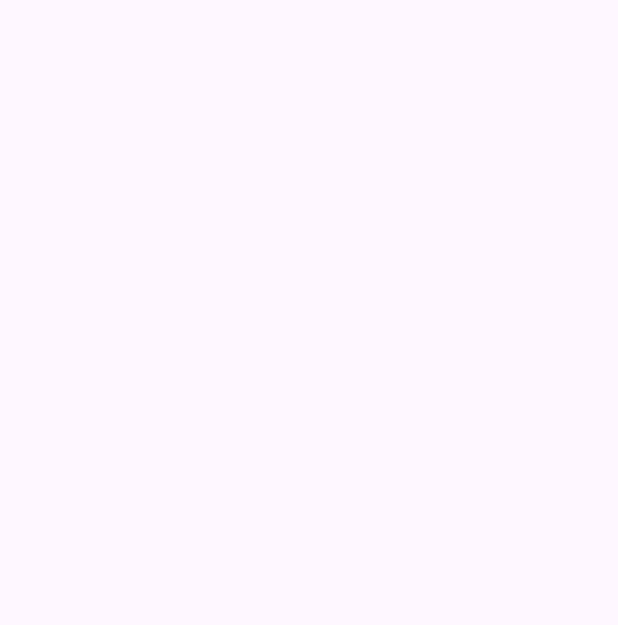
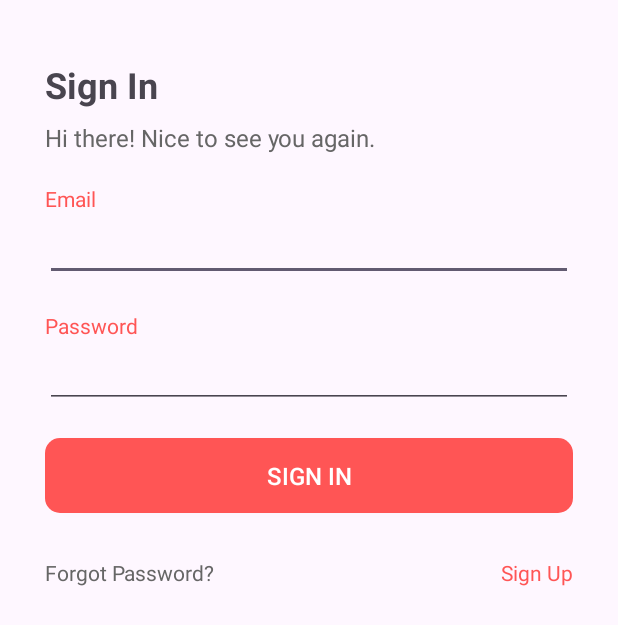
Before and after one commit to CodingKayvon/Zone, an Android app: the screen it shows after launch (HomeActivity before the commit, SignInActivity after it), on a phone screen of 412 x 824 dp. Before the commit the part shown is empty. Shown: the top 625 px of the screen. Run offline under Robolectric (Android 15) with nearby library versions, the phone set to English and light mode, and no system bars.

Commit message:
Designs for Sign-In file.

```diff
--- a/app/src/main/AndroidManifest.xml
+++ b/app/src/main/AndroidManifest.xml
@@ -12,27 +12,33 @@
         android:supportsRtl="true"
         android:theme="@style/Theme.Zone"
         tools:targetApi="31">
+
         <activity
             android:name=".profile.ProfileActivity"
             android:exported="false" />
+
         <activity
             android:name=".login.SignUpActivity"
             android:exported="false" />
+
+        <!-- SignInActivity is now the main entry point -->
         <activity
             android:name=".login.SignInActivity"
-            android:exported="false" />
+            android:exported="true">
+            <intent-filter>
+                <action android:name="android.intent.action.MAIN" />
+                <category android:name="android.intent.category.LAUNCHER" />
+            </intent-filter>
+        </activity>
+
         <activity
             android:name=".chatroom.ChatRoomActivity"
             android:exported="false" />
+
         <activity
             android:name=".home.HomeActivity"
-            android:exported="true">
-            <intent-filter>
-                <action android:name="android.intent.action.MAIN" />
+            android:exported="false" /> <!-- Remove intent-filter from HomeActivity -->
 
-                <category android:name="android.intent.category.LAUNCHER" />
-            </intent-filter>
-        </activity>
     </application>
 
 </manifest>
--- a/app/src/main/java/com/example/zone/home/HomeActivity.kt
+++ b/app/src/main/java/com/example/zone/home/HomeActivity.kt
@@ -11,5 +11,6 @@ class HomeActivity : AppCompatActivity() {
         enableEdgeToEdge()
         setContentView(R.layout.activity_home)
 
+
     }
 }
--- a/app/src/main/java/com/example/zone/login/SignInActivity.kt
+++ b/app/src/main/java/com/example/zone/login/SignInActivity.kt
@@ -12,10 +12,6 @@ class SignInActivity : AppCompatActivity() {
         super.onCreate(savedInstanceState)
         enableEdgeToEdge()
         setContentView(R.layout.activity_sign_in)
-        ViewCompat.setOnApplyWindowInsetsListener(findViewById(R.id.main)) { v, insets ->
-            val systemBars = insets.getInsets(WindowInsetsCompat.Type.systemBars())
-            v.setPadding(systemBars.left, systemBars.top, systemBars.right, systemBars.bottom)
-            insets
-        }
+
     }
 }
--- a/app/src/main/java/com/example/zone/login/SignUpActivity.kt
+++ b/app/src/main/java/com/example/zone/login/SignUpActivity.kt
@@ -12,10 +12,6 @@ class SignUpActivity : AppCompatActivity() {
         super.onCreate(savedInstanceState)
         enableEdgeToEdge()
         setContentView(R.layout.activity_sign_up)
-        ViewCompat.setOnApplyWindowInsetsListener(findViewById(R.id.main)) { v, insets ->
-            val systemBars = insets.getInsets(WindowInsetsCompat.Type.systemBars())
-            v.setPadding(systemBars.left, systemBars.top, systemBars.right, systemBars.bottom)
-            insets
-        }
+
     }
 }
--- /dev/null
+++ b/app/src/main/res/drawable/rectangle_button.xml
@@ -0,0 +1,7 @@
+<?xml version="1.0" encoding="utf-8"?>
+<shape
+    xmlns:android="http://schemas.android.com/apk/res/android"
+    android:shape="rectangle">
+    <solid android:color="#FF5555" />
+    <corners android:radius="10dp" />
+</shape>
--- a/app/src/main/res/layout/activity_sign_in.xml
+++ b/app/src/main/res/layout/activity_sign_in.xml
@@ -7,4 +7,124 @@
     android:layout_height="match_parent"
     tools:context=".login.SignInActivity">
 
+    <!-- Zone Logo -->
+
+    <!-- Sign In Title -->
+    <TextView
+        android:id="@+id/title"
+        android:layout_width="wrap_content"
+        android:layout_height="wrap_content"
+        android:text="Sign In"
+        android:textSize="24sp"
+        android:textStyle="bold"
+        android:layout_marginTop="40dp"
+        android:layout_marginStart="30dp"
+        app:layout_constraintTop_toTopOf="parent"
+        app:layout_constraintStart_toStartOf="parent" />
+
+    <!-- Sign In Greeting -->
+    <TextView
+        android:id="@+id/greeting"
+        android:layout_width="wrap_content"
+        android:layout_height="wrap_content"
+        android:text="Hi there! Nice to see you again."
+        android:textSize="16sp"
+        android:textColor="#666666"
+        android:layout_marginTop="8dp"
+        android:layout_marginStart="30dp"
+        app:layout_constraintTop_toBottomOf="@id/title"
+        app:layout_constraintStart_toStartOf="parent" />
+
+    <!-- Email Label -->
+    <TextView
+        android:id="@+id/emailLabel"
+        android:layout_width="wrap_content"
+        android:layout_height="wrap_content"
+        android:text="Email"
+        android:textSize="14sp"
+        android:textColor="#FF5555"
+        android:layout_marginTop="20dp"
+        android:layout_marginStart="30dp"
+        app:layout_constraintTop_toBottomOf="@id/greeting"
+        app:layout_constraintStart_toStartOf="parent" />
+
+    <!-- Email Input -->
+    <EditText
+        android:id="@+id/emailInput"
+        android:layout_width="0dp"
+        android:layout_height="wrap_content"
+        android:inputType="textEmailAddress"
+        app:layout_constraintTop_toBottomOf="@id/emailLabel"
+        app:layout_constraintStart_toStartOf="parent"
+        app:layout_constraintEnd_toEndOf="parent"
+        android:layout_marginStart="30dp"
+        android:layout_marginEnd="30dp" />
+
+    <!-- Password Label -->
+    <TextView
+        android:id="@+id/passwordLabel"
+        android:layout_width="wrap_content"
+        android:layout_height="wrap_content"
+        android:text="Password"
+        android:textSize="14sp"
+        android:textColor="#FF5555"
+        android:layout_marginTop="20dp"
+        android:layout_marginStart="30dp"
+        app:layout_constraintTop_toBottomOf="@id/emailInput"
+        app:layout_constraintStart_toStartOf="parent" />
+
+    <!-- Password Input -->
+    <EditText
+        android:id="@+id/passwordInput"
+        android:layout_width="0dp"
+        android:layout_height="wrap_content"
+        android:inputType="textPassword"
+        app:layout_constraintTop_toBottomOf="@id/passwordLabel"
+        app:layout_constraintStart_toStartOf="parent"
+        app:layout_constraintEnd_toEndOf="parent"
+        android:layout_marginStart="30dp"
+        android:layout_marginEnd="30dp" />
+
+    <!-- Sign In Button   -->
+    <androidx.appcompat.widget.AppCompatButton
+        android:id="@+id/loginButton"
+        android:layout_width="0dp"
+        android:layout_height="50dp"
+        android:text="Sign In"
+        android:textSize="16sp"
+        android:textColor="#FFFFFF"
+        android:background="@drawable/rectangle_button"
+        android:layout_marginStart="30dp"
+        android:layout_marginEnd="30dp"
+        android:layout_marginTop="20dp"
+        app:layout_constraintTop_toBottomOf="@id/passwordInput"
+        app:layout_constraintStart_toStartOf="parent"
+        app:layout_constraintEnd_toEndOf="parent" />
+
+    <!-- Forgot Password Text -->
+    <TextView
+        android:id="@+id/forgotPasswordLink"
+        android:layout_width="wrap_content"
+        android:layout_height="wrap_content"
+        android:text="Forgot Password?"
+        android:textSize="14sp"
+        android:textColor="#666666"
+        android:layout_marginTop="30dp"
+        android:layout_marginStart="30dp"
+        app:layout_constraintTop_toBottomOf="@id/loginButton"
+        app:layout_constraintStart_toStartOf="parent" />
+
+    <!-- Sign Up Text -->
+    <TextView
+        android:id="@+id/signUpLink"
+        android:layout_width="wrap_content"
+        android:layout_height="wrap_content"
+        android:text="Sign Up"
+        android:textSize="14sp"
+        android:textColor="#FF5555"
+        android:layout_marginTop="30dp"
+        android:layout_marginEnd="30dp"
+        app:layout_constraintTop_toBottomOf="@id/loginButton"
+        app:layout_constraintEnd_toEndOf="parent" />
+
 </androidx.constraintlayout.widget.ConstraintLayout>
```
